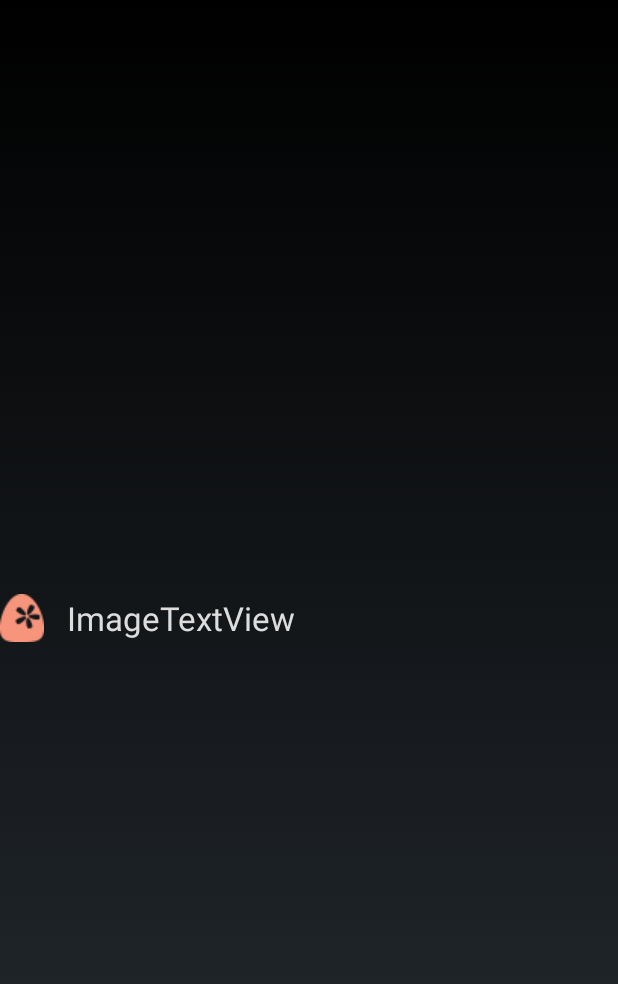
After one commit to chao-zhou/NailD2D, an Android app: the layout component_image_text_view.xml on its own in the app's theme, with its tools: preview values and no code run, on a phone screen of 412 x 824 dp. The commit adds this screen. Shown: the top 984 px of the screen. Run offline under Robolectric (Android 15) with nearby library versions, the phone set to English and light mode, and no system bars.

Commit message:
添加了几个自定义View

```diff
--- a/app/src/main/java/com/naild2d/android/component/PriceTextView.java
+++ b/app/src/main/java/com/naild2d/android/component/PriceTextView.java
@@ -39,4 +39,10 @@ public class PriceTextView extends LinearLayout {
         priceTextView.setText(priceText);
         a.recycle();
     }
+
+    public void setPrice(String price){
+        priceTextView.setText(price);
+        invalidate();
+        requestLayout();
+    }
 }
--- /dev/null
+++ b/app/src/main/res/layout/component_image_text_view.xml
@@ -0,0 +1,21 @@
+<?xml version="1.0" encoding="utf-8"?>
+<LinearLayout xmlns:android="http://schemas.android.com/apk/res/android"
+    android:orientation="horizontal" android:layout_width="match_parent"
+    android:layout_height="match_parent">
+    <ImageView
+        android:id="@+id/component_image_text_view_image"
+        android:layout_width="wrap_content"
+        android:layout_height="wrap_content"
+        android:scaleType="centerInside"
+        android:layout_gravity="center_vertical"
+        android:background="@drawable/pkgls_icon_name_normal"/>
+    <TextView
+        android:id="@+id/component_image_text_view_text"
+        android:layout_width="wrap_content"
+        android:layout_height="wrap_content"
+        android:layout_gravity="center_vertical"
+        android:textColor="#DDDDDD"
+        android:text="ImageTextView"
+        android:textSize="22sp"
+        android:layout_marginLeft="15dp"/>
+</LinearLayout>
```
Also changed, not shown: app/src/main/java/com/naild2d/android/component/ImageTextView.java (added, +68 -0 lines), app/src/main/java/com/naild2d/android/component/LazyImageView.java (added, +22 -0 lines), app/src/main/res/values/attrs_image_text_view.xml (added, +9 -0 lines), 2 other files.
